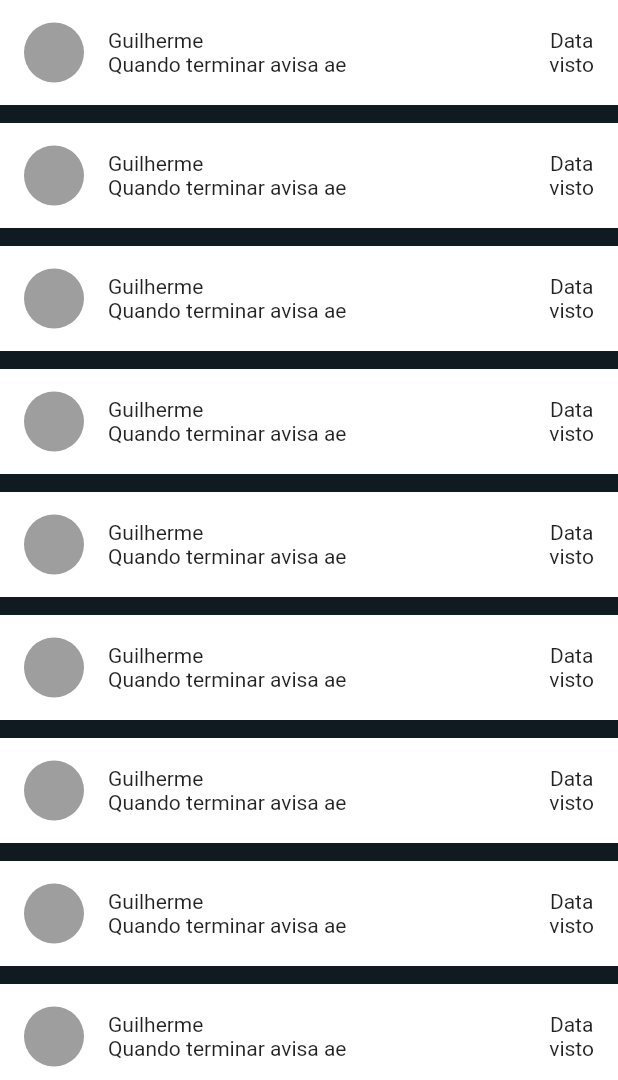
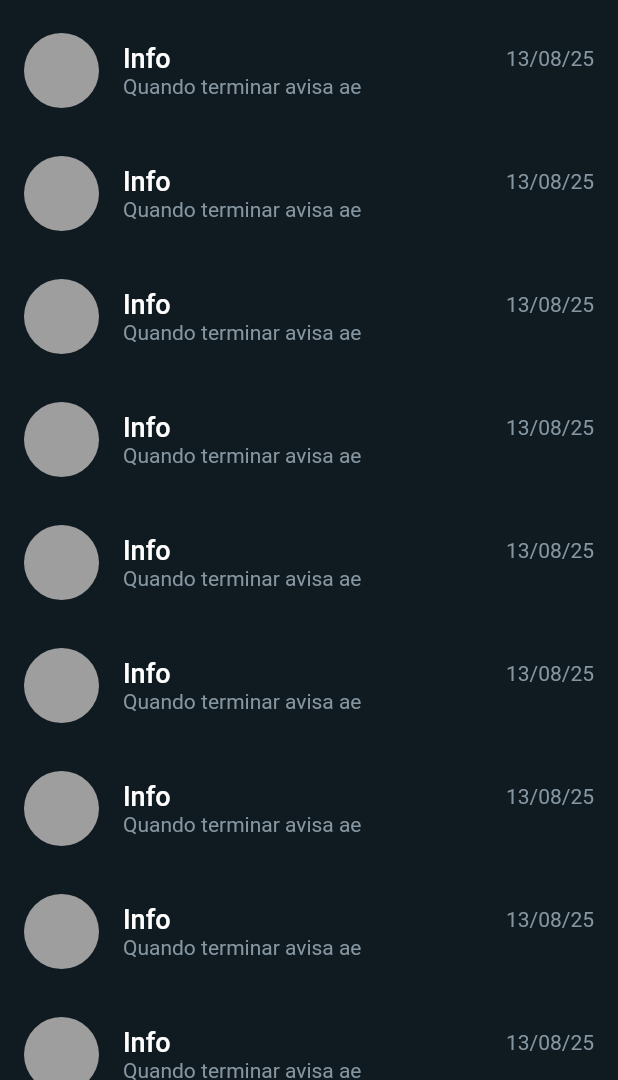
Before and after one commit to oliveira88/whatsapp, a Flutter app: the screen it shows after launch, on a phone screen of 412 x 824 dp, the part 156-1236 px from its top. Run offline on Flutter 3.47's test engine with Material 2 defaults, Android fonts, the phone set to English and light mode, and no system bars.

Commit message:
Added styling in chat widget

```diff
--- a/lib/views/chat/chat_widget.dart
+++ b/lib/views/chat/chat_widget.dart
@@ -1,4 +1,5 @@
 import 'package:flutter/material.dart';
+import 'package:whatsapp/theme/theme.dart';
 
 class Chat extends StatelessWidget {
   const Chat({Key? key}) : super(key: key);
@@ -8,24 +9,37 @@ class Chat extends StatelessWidget {
     return Container(
       width: double.infinity,
       height: 70,
-      color: Colors.white,
-      margin: EdgeInsets.only(bottom: 12),
+      margin: EdgeInsets.only(top: 12),
       child: Container(
-        alignment: Alignment.center,
         padding: EdgeInsets.symmetric(horizontal: 16),
         child: Row(
           children: [
             CircleAvatar(
               backgroundColor: Colors.grey[500],
+              radius: 25,
             ),
             SizedBox(width: 16),
-            Column(
-              mainAxisAlignment: MainAxisAlignment.center,
-              crossAxisAlignment: CrossAxisAlignment.start,
-              children: const [
-                Text('Guilherme'),
-                Text('Quando terminar avisa ae'),
-              ],
+            Expanded(
+              flex: 2,
+              child: Column(
+                mainAxisAlignment: MainAxisAlignment.center,
+                crossAxisAlignment: CrossAxisAlignment.start,
+                children: const [
+                  Text(
+                    'Info',
+                    style: TextStyle(
+                      color: Colors.white,
+                      fontSize: 18,
+                      fontWeight: FontWeight.w500,
+                    ),
+                  ),
+                  Text(
+                    'Quando terminar avisa ae',
+                    overflow: TextOverflow.ellipsis,
+                    style: TextStyle(color: ColorTheme.GreyPrimary),
+                  ),
+                ],
+              ),
             ),
             Expanded(
               child: Align(
@@ -33,8 +47,11 @@ class Chat extends StatelessWidget {
                 child: Column(
                   mainAxisAlignment: MainAxisAlignment.center,
                   children: const [
-                    Text('Data'),
-                    Text('visto'),
+                    Text(
+                      '13/08/25',
+                      style: TextStyle(color: ColorTheme.GreyPrimary),
+                    ),
+                    false ? Text('visto') : Text(''),
                   ],
                 ),
               ),
```
